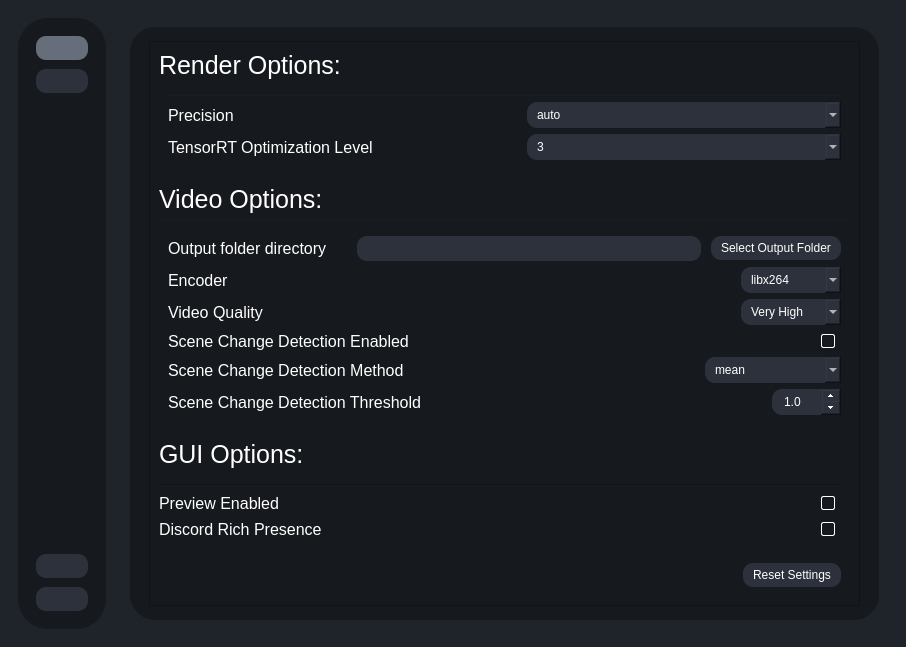
Before: the Qt Designer form testRVEInterface.ui in TNTwise/Rife-ESRGAN-App-Linux-QT, drawn with Qt 5.
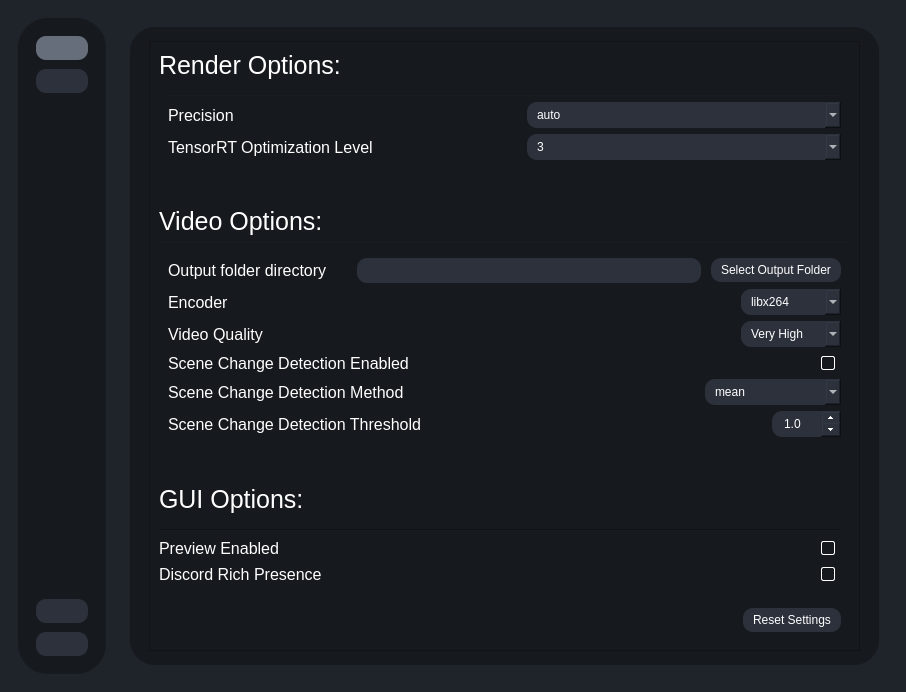
After: the same form once the commit is applied. The open tabs and pages were chosen to show the change. Icons and pictures are not drawn.

Diff of the .ui file:
```diff
--- a/testRVEInterface.ui
+++ b/testRVEInterface.ui
@@ -7,7 +7,7 @@
     <x>0</x>
     <y>0</y>
     <width>906</width>
-    <height>647</height>
+    <height>692</height>
    </rect>
   </property>
   <property name="windowTitle">
@@ -1452,8 +1452,8 @@
                   <rect>
                    <x>0</x>
                    <y>0</y>
-                   <width>706</width>
-                   <height>672</height>
+                   <width>692</width>
+                   <height>622</height>
                   </rect>
                  </property>
                  <layout class="QVBoxLayout" name="verticalLayout_18">
```
Left out of the diff: 4 changed lines with no effect on the pictures.
